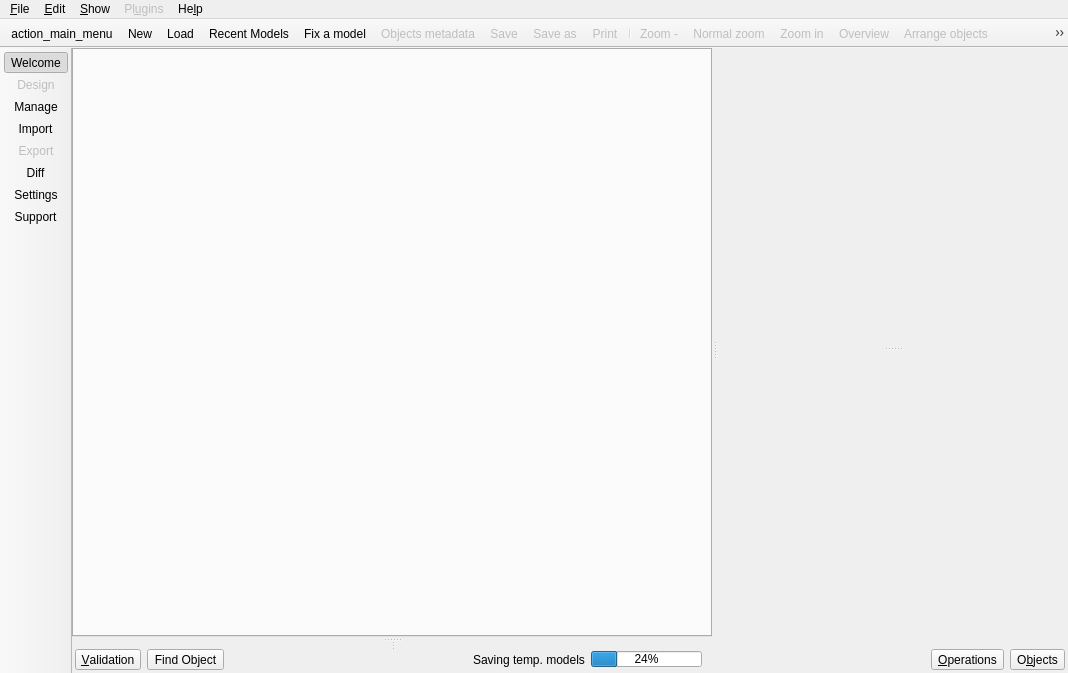
Old version of the form libpgmodeler_ui/ui/mainwindow.ui in the repository pgmodeler/pgmodeler.
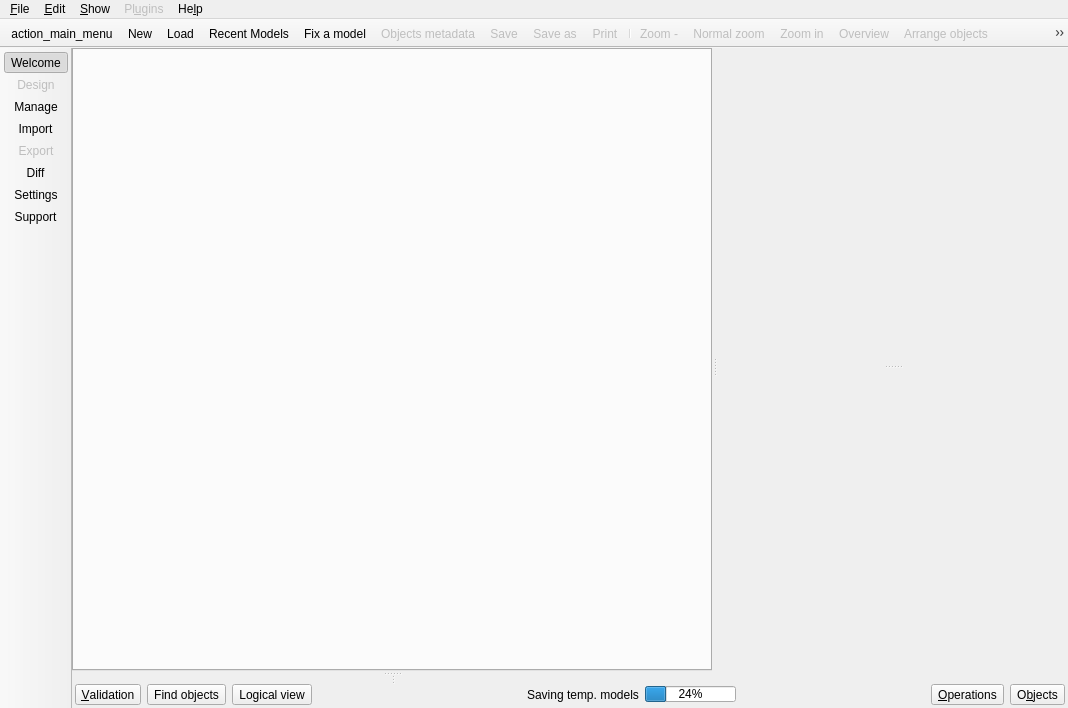
New version of the form. The open tabs and pages were chosen to show the change. Icons and pictures are not drawn.

Commit message: Start to adding support to logical view (representation) of the model where graphical objects can have a more friendly name for a compact view as well for those who don't need to see details about tables (clients of the business, for instance)

```diff
--- a/libpgmodeler_ui/ui/mainwindow.ui
+++ b/libpgmodeler_ui/ui/mainwindow.ui
@@ -10,7 +10,7 @@
     <x>0</x>
     <y>0</y>
     <width>1068</width>
-    <height>673</height>
+    <height>708</height>
    </rect>
   </property>
   <property name="minimumSize">
@@ -517,7 +517,7 @@
                   <string>Toggle the object finder</string>
                  </property>
                  <property name="text">
-                  <string>Find Object</string>
+                  <string>Find objects</string>
                  </property>
                  <property name="icon">
                   <iconset resource="../res/resources.qrc">
@@ -540,6 +540,38 @@
                  </property>
                 </widget>
                </item>
+               <item>
+                <widget class="QToolButton" name="logical_view_btn">
+                 <property name="sizePolicy">
+                  <sizepolicy hsizetype="Preferred" vsizetype="Preferred">
+                   <horstretch>0</horstretch>
+                   <verstretch>0</verstretch>
+                  </sizepolicy>
+                 </property>
+                 <property name="toolTip">
+                  <string>Toogle the logical (more compact) view</string>
+                 </property>
+                 <property name="text">
+                  <string>Logical view</string>
+                 </property>
+                 <property name="icon">
+                  <iconset resource="../res/resources.qrc">
+                   <normaloff>:/icones/icones/visaogeral.png</normaloff>:/icones/icones/visaogeral.png</iconset>
+                 </property>
+                 <property name="iconSize">
+                  <size>
+                   <width>22</width>
+                   <height>22</height>
+                  </size>
+                 </property>
+                 <property name="checkable">
+                  <bool>true</bool>
+                 </property>
+                 <property name="toolButtonStyle">
+                  <enum>Qt::ToolButtonTextBesideIcon</enum>
+                 </property>
+                </widget>
+               </item>
               </layout>
              </item>
              <item row="0" column="10">
```
Left out of the diff: 2 changed lines with no effect on the pictures. The commit also changes 46 other files.
